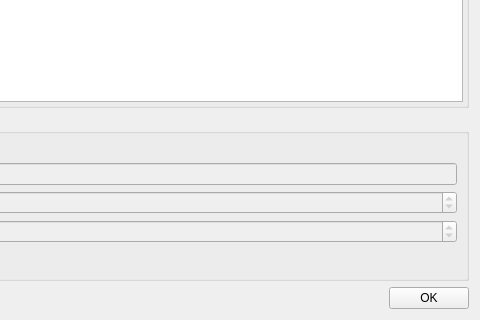
Qt form Qitom/ui/dialogPipManager.ui (itom-project/itom) before a commit; both pictures show x 319 to 799 and y 330 to 650 of the 799 by 650 pixel window.
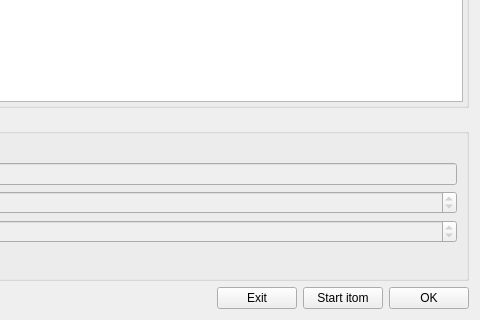
The same form after that commit. Custom widgets are drawn as their Qt base class.

Commit message: improved message if numpy is tried to be upgraded via pip manager. If pip manager is started as standalone application, itom can be started afterwards from the dialog.

```diff
--- a/Qitom/ui/dialogPipManager.ui
+++ b/Qitom/ui/dialogPipManager.ui
@@ -255,6 +255,20 @@
        </property>
       </spacer>
      </item>
+     <item>
+      <widget class="QPushButton" name="btnExit">
+       <property name="text">
+        <string>Exit</string>
+       </property>
+      </widget>
+     </item>
+     <item>
+      <widget class="QPushButton" name="btnStartItom">
+       <property name="text">
+        <string>Start itom</string>
+       </property>
+      </widget>
+     </item>
      <item>
       <widget class="QPushButton" name="btnOk">
        <property name="text">
```
Left out of the diff: 40 changed lines with no effect on the pictures. The commit also changes 2 other files.
